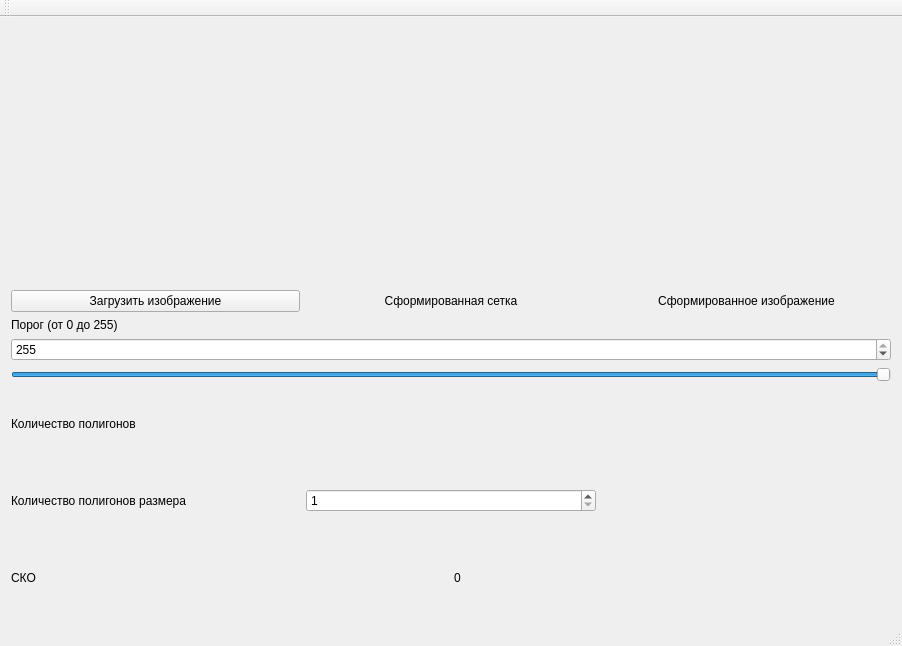
First picture: the form in model_main.ui, repository ashvalev78/polygons, before the edit.
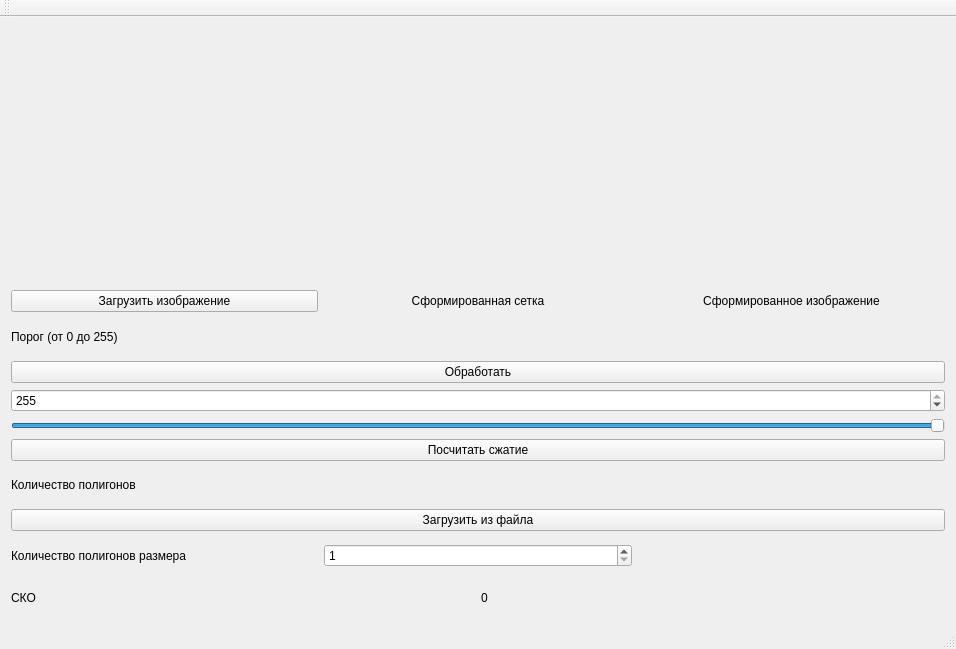
Second picture: the form after the edit.

What changed in the file:
```diff
--- a/model_main.ui
+++ b/model_main.ui
@@ -6,17 +6,15 @@
    <rect>
     <x>0</x>
     <y>0</y>
-    <width>902</width>
-    <height>646</height>
+    <width>956</width>
+    <height>649</height>
    </rect>
   </property>
   <property name="windowTitle">
    <string>Разбиение изображения</string>
   </property>
   <widget class="QWidget" name="centralWidget">
-   <layout class="QVBoxLayout" name="verticalLayout_5">
-    <item>
-     <layout class="QVBoxLayout" name="verticalLayout_4">
+   <layout class="QVBoxLayout" name="verticalLayout_3">
       <item>
        <layout class="QHBoxLayout" name="horizontalLayout">
         <item>
@@ -130,14 +128,19 @@
        </layout>
       </item>
       <item>
-       <layout class="QVBoxLayout" name="verticalLayout_3">
-        <item>
          <widget class="QLabel" name="label">
           <property name="text">
            <string>Порог (от 0 до 255)</string>
           </property>
          </widget>
         </item>
+    <item>
+     <widget class="QPushButton" name="processButton">
+      <property name="text">
+       <string>Обработать</string>
+      </property>
+     </widget>
+    </item>
         <item>
          <widget class="QSpinBox" name="spinBox_threshold">
           <property name="toolTipDuration">
@@ -164,9 +167,12 @@
           </property>
          </widget>
         </item>
-       </layout>
-      </item>
-     </layout>
+    <item>
+     <widget class="QPushButton" name="pushButton">
+      <property name="text">
+       <string>Посчитать сжатие</string>
+      </property>
+     </widget>
     </item>
     <item>
      <layout class="QHBoxLayout" name="horizontalLayout_3">
@@ -186,6 +192,13 @@
       </item>
      </layout>
     </item>
+    <item>
+     <widget class="QPushButton" name="loadButton">
+      <property name="text">
+       <string>Загрузить из файла</string>
+      </property>
+     </widget>
+    </item>
     <item>
      <layout class="QHBoxLayout" name="horizontalLayout_2">
       <item>
```
Left out of the diff: 2 changed lines with no effect on the pictures. Lines whose indentation alone changed are shown as unchanged.
